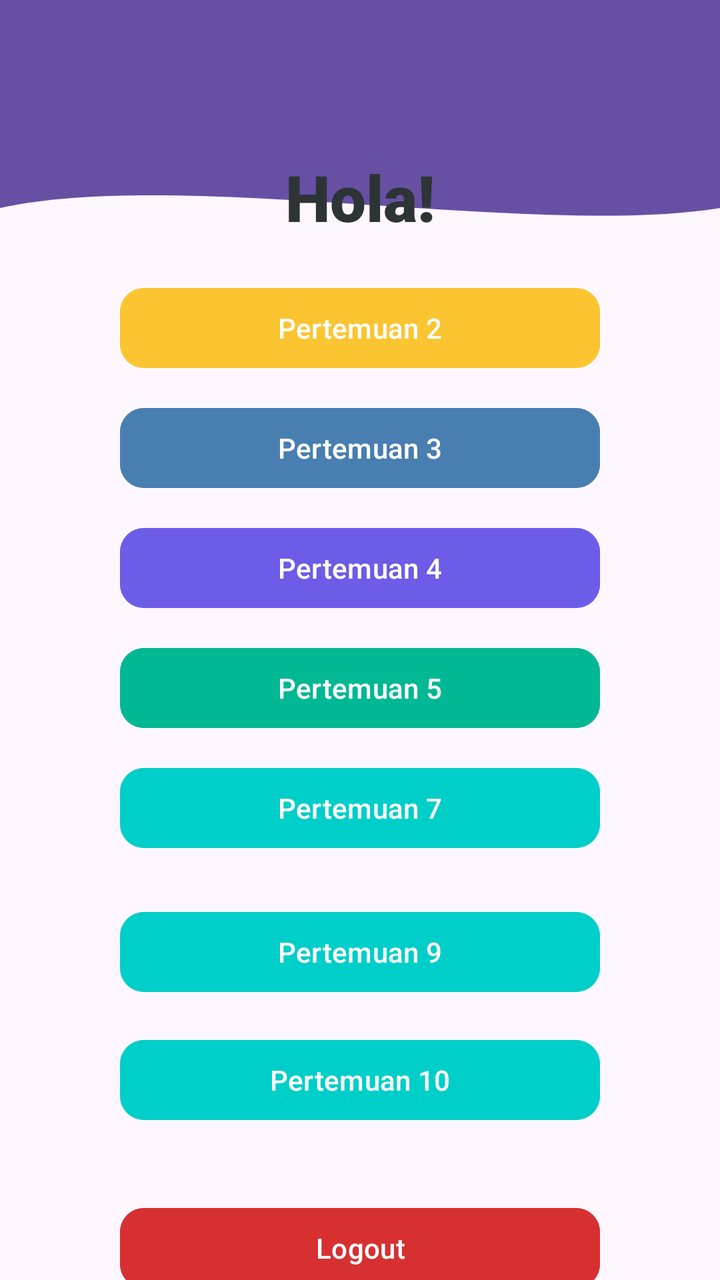
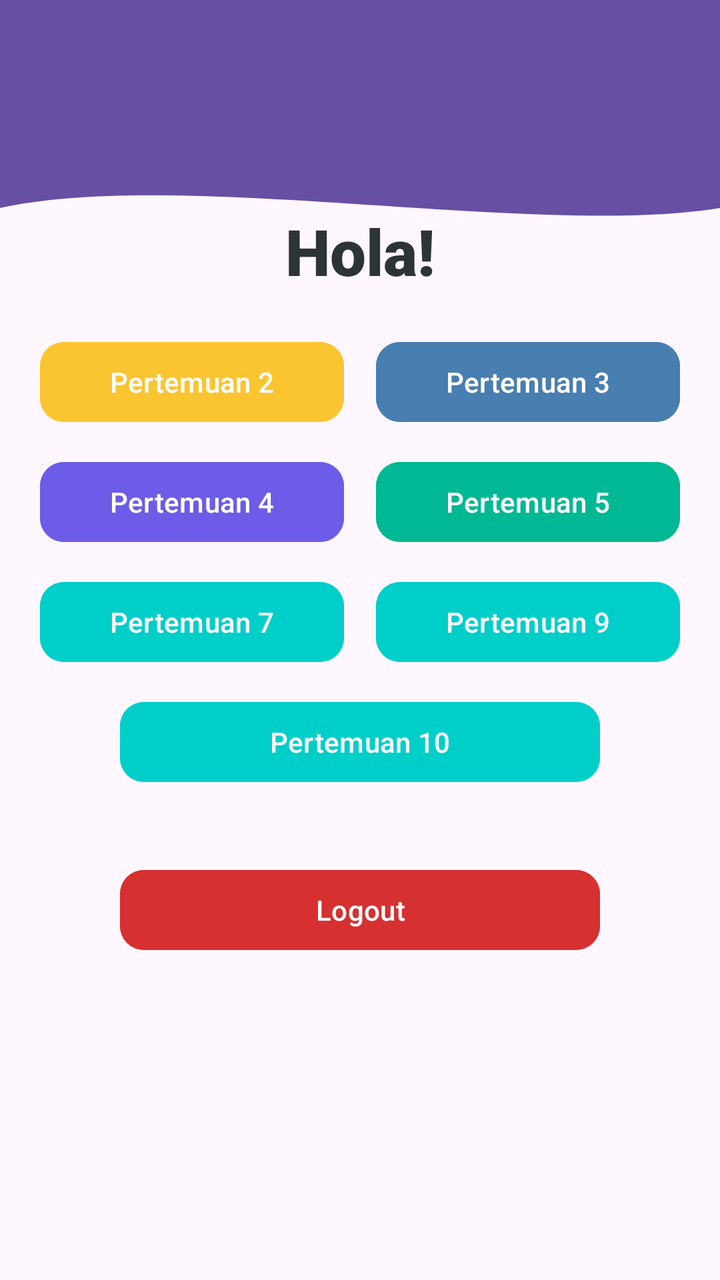

Before-and-after screenshots of an Android layout around one commit, followed by the original layout XML and the change that was made.
<!-- AndroidManifest.xml: application theme Theme.AnaCoffe -->
<!-- res/layout/fragment_home.xml -->
<?xml version="1.0" encoding="utf-8"?>
<androidx.constraintlayout.widget.ConstraintLayout xmlns:tools="http://schemas.android.com/tools"
    xmlns:android="http://schemas.android.com/apk/res/android"
    android:layout_width="match_parent"
    android:layout_height="match_parent"
    xmlns:app="http://schemas.android.com/apk/res-auto"
    tools:context=".Home.HomeFragment">

    <View
        android:id="@+id/background_header"
        android:layout_width="0dp"
        android:layout_height="100dp"
        android:background="@drawable/bg_header_wave"
        app:layout_constraintStart_toStartOf="parent"
        app:layout_constraintEnd_toEndOf="parent"
        app:layout_constraintTop_toBottomOf="@id/toolbar"/>

    <androidx.appcompat.widget.Toolbar
        android:id="@+id/toolbar"
        android:layout_width="match_parent"
        android:layout_height="?attr/actionBarSize"
        android:background="?attr/colorPrimary"
        app:layout_constraintEnd_toEndOf="parent"
        app:layout_constraintStart_toStartOf="parent"
        app:layout_constraintTop_toTopOf="parent"
        app:subtitleTextColor="@android:color/white"
        app:titleTextColor="@android:color/white" />

    


    <TextView
        android:id="@+id/textView"
        android:layout_width="wrap_content"
        android:layout_height="wrap_content"
        android:fontFamily="sans-serif-black"
        android:text="Hola!"
        android:textColor="#2D3436"
        android:textSize="32sp"
        android:textStyle="bold"
        app:layout_constraintBottom_toBottomOf="parent"
        app:layout_constraintEnd_toEndOf="parent"
        app:layout_constraintStart_toStartOf="parent"
        app:layout_constraintTop_toTopOf="parent"
        app:layout_constraintVertical_bias="0.129" />

    <Button
        android:id="@+id/btnToSecond"
        android:layout_width="0dp"
        android:layout_height="wrap_content"
        android:layout_marginHorizontal="60dp"
        android:layout_marginTop="20dp"
        android:backgroundTint="#FBC531"
        android:text="Pertemuan 2"
        android:textAllCaps="false"
        android:textColor="@android:color/white"
        app:cornerRadius="12dp"
        app:layout_constraintEnd_toEndOf="parent"
        app:layout_constraintStart_toStartOf="parent"
        app:layout_constraintTop_toBottomOf="@+id/textView" />

    <Button
        android:id="@+id/btnToThird"
        android:layout_width="0dp"
        android:layout_height="wrap_content"
        android:layout_marginHorizontal="60dp"
        android:layout_marginTop="12dp"
        android:backgroundTint="#487EB0"
        android:text="Pertemuan 3"
        android:textAllCaps="false"
        android:textColor="@android:color/white"
        app:cornerRadius="12dp"
        app:layout_constraintEnd_toEndOf="parent"
        app:layout_constraintStart_toStartOf="parent"
        app:layout_constraintTop_toBottomOf="@+id/btnToSecond" />

    <Button
        android:id="@+id/btnToFourth"
        android:layout_width="0dp"
        android:layout_height="wrap_content"
        android:layout_marginHorizontal="60dp"
        android:layout_marginTop="12dp"
        android:backgroundTint="#6C5CE7"
        android:text="Pertemuan 4"
        android:textAllCaps="false"
        android:textColor="@android:color/white"
        app:cornerRadius="12dp"
        app:layout_constraintEnd_toEndOf="parent"
        app:layout_constraintStart_toStartOf="parent"
        app:layout_constraintTop_toBottomOf="@+id/btnToThird" />

    <Button
        android:id="@+id/btnToFifth"
        android:layout_width="0dp"
        android:layout_height="wrap_content"
        android:layout_marginHorizontal="60dp"
        android:layout_marginTop="12dp"
        android:backgroundTint="#00B894"
        android:text="Pertemuan 5"
        android:textAllCaps="false"
        android:textColor="@android:color/white"
        app:cornerRadius="12dp"
        app:layout_constraintEnd_toEndOf="parent"
        app:layout_constraintStart_toStartOf="parent"
        app:layout_constraintTop_toBottomOf="@+id/btnToFourth" />

    <Button
        android:id="@+id/btnToSeven"
        android:layout_width="0dp"
        android:layout_height="wrap_content"
        android:layout_marginHorizontal="60dp"
        android:layout_marginTop="12dp"
        android:backgroundTint="#00CEC9"
        android:text="Pertemuan 7"
        android:textAllCaps="false"
        android:textColor="@android:color/white"
        app:cornerRadius="12dp"
        app:layout_constraintEnd_toEndOf="parent"
        app:layout_constraintStart_toStartOf="parent"
        app:layout_constraintTop_toBottomOf="@+id/btnToFifth" />


    <Button
        android:id="@+id/btnToNinth"
        android:layout_width="0dp"
        android:layout_height="wrap_content"
        android:layout_marginHorizontal="60dp"
        android:layout_marginTop="84dp"
        android:backgroundTint="#00CEC9"
        android:text="Pertemuan 9"
        android:textAllCaps="false"
        android:textColor="@android:color/white"
        app:cornerRadius="12dp"
        app:layout_constraintEnd_toEndOf="parent"
        app:layout_constraintHorizontal_bias="0.408"
        app:layout_constraintStart_toStartOf="parent"
        app:layout_constraintTop_toBottomOf="@+id/btnToFifth" />

    <Button
        android:id="@+id/btnToTenth"
        android:layout_width="0dp"
        android:layout_height="wrap_content"
        android:layout_marginHorizontal="60dp"
        android:layout_marginTop="16dp"
        android:backgroundTint="#00CEC9"
        android:text="Pertemuan 10"
        android:textAllCaps="false"
        android:textColor="@android:color/white"
        app:cornerRadius="12dp"
        app:layout_constraintEnd_toEndOf="parent"
        app:layout_constraintStart_toStartOf="parent"
        app:layout_constraintTop_toBottomOf="@+id/btnToNinth" />

    <Button
        android:id="@+id/btnLogout"
        android:layout_width="0dp"
        android:layout_height="wrap_content"
        android:layout_marginHorizontal="60dp"
        android:layout_marginTop="36dp"
        android:backgroundTint="#D63031"
        android:text="Logout"
        android:textAllCaps="false"
        android:textColor="@android:color/white"
        app:cornerRadius="12dp"
        app:layout_constraintEnd_toEndOf="parent"
        app:layout_constraintStart_toStartOf="parent"
        app:layout_constraintTop_toBottomOf="@+id/btnToTenth" />

</androidx.constraintlayout.widget.ConstraintLayout>
<!-- resources referenced by this layout -->
<resources>
  <!-- drawable bg_header_wave (drawable) -->
  <vector xmlns:android="http://schemas.android.com/apk/res/android"
          android:width="100dp"
          android:height="100dp"
          android:viewportWidth="100"
          android:viewportHeight="100">
  
          
          <path
              android:fillColor="?attr/colorPrimary"
              android:pathData="
              M0,0
              L100,0
              L100,40
              C 75,55
                25,20
                0,40
              Z" />
      </vector>
  <style name="Theme.AnaCoffe" parent="Base.Theme.AnaCoffe" />
  <style name="Base.Theme.AnaCoffe" parent="Theme.Material3.DayNight.NoActionBar">
          
          
      </style>
</resources>

<!-- the commit's change to res/layout/fragment_home.xml (unified diff, before → after) -->
@@ -1,19 +1,10 @@
 <?xml version="1.0" encoding="utf-8"?>
-<androidx.constraintlayout.widget.ConstraintLayout xmlns:tools="http://schemas.android.com/tools"
-    xmlns:android="http://schemas.android.com/apk/res/android"
+<androidx.constraintlayout.widget.ConstraintLayout xmlns:android="http://schemas.android.com/apk/res/android"
+    xmlns:app="http://schemas.android.com/apk/res-auto"
+    xmlns:tools="http://schemas.android.com/tools"
     android:layout_width="match_parent"
     android:layout_height="match_parent"
-    xmlns:app="http://schemas.android.com/apk/res-auto"
     tools:context=".Home.HomeFragment">
-
-    <View
-        android:id="@+id/background_header"
-        android:layout_width="0dp"
-        android:layout_height="100dp"
-        android:background="@drawable/bg_header_wave"
-        app:layout_constraintStart_toStartOf="parent"
-        app:layout_constraintEnd_toEndOf="parent"
-        app:layout_constraintTop_toBottomOf="@id/toolbar"/>
 
     <androidx.appcompat.widget.Toolbar
         android:id="@+id/toolbar"
@@ -26,144 +17,182 @@
         app:subtitleTextColor="@android:color/white"
         app:titleTextColor="@android:color/white" />
 
-    
-
-
-    <TextView
-        android:id="@+id/textView"
-        android:layout_width="wrap_content"
-        android:layout_height="wrap_content"
-        android:fontFamily="sans-serif-black"
-        android:text="Hola!"
-        android:textColor="#2D3436"
-        android:textSize="32sp"
-        android:textStyle="bold"
+    <androidx.core.widget.NestedScrollView
+        android:layout_width="match_parent"
+        android:layout_height="0dp"
+        android:fillViewport="true"
         app:layout_constraintBottom_toBottomOf="parent"
         app:layout_constraintEnd_toEndOf="parent"
         app:layout_constraintStart_toStartOf="parent"
-        app:layout_constraintTop_toTopOf="parent"
-        app:layout_constraintVertical_bias="0.129" />
+        app:layout_constraintTop_toBottomOf="@id/toolbar">
 
-    <Button
-        android:id="@+id/btnToSecond"
-        android:layout_width="0dp"
-        android:layout_height="wrap_content"
-        android:layout_marginHorizontal="60dp"
-        android:layout_marginTop="20dp"
-        android:backgroundTint="#FBC531"
-        android:text="Pertemuan 2"
-        android:textAllCaps="false"
-        android:textColor="@android:color/white"
-        app:cornerRadius="12dp"
-        app:layout_constraintEnd_toEndOf="parent"
-        app:layout_constraintStart_toStartOf="parent"
-        app:layout_constraintTop_toBottomOf="@+id/textView" />
+        <androidx.constraintlayout.widget.ConstraintLayout
+            android:layout_width="match_parent"
+            android:layout_height="wrap_content">
 
-    <Button
-        android:id="@+id/btnToThird"
-        android:layout_width="0dp"
-        android:layout_height="wrap_content"
-        android:layout_marginHorizontal="60dp"
-        android:layout_marginTop="12dp"
-        android:backgroundTint="#487EB0"
-        android:text="Pertemuan 3"
-        android:textAllCaps="false"
-        android:textColor="@android:color/white"
-        app:cornerRadius="12dp"
-        app:layout_constraintEnd_toEndOf="parent"
-        app:layout_constraintStart_toStartOf="parent"
-        app:layout_constraintTop_toBottomOf="@+id/btnToSecond" />
+            <View
+                android:id="@+id/background_header"
+                android:layout_width="0dp"
+                android:layout_height="100dp"
+                android:background="@drawable/bg_header_wave"
+                app:layout_constraintEnd_toEndOf="parent"
+                app:layout_constraintStart_toStartOf="parent"
+                app:layout_constraintTop_toTopOf="parent" />
 
-    <Button
-        android:id="@+id/btnToFourth"
-        android:layout_width="0dp"
-        android:layout_height="wrap_content"
-        android:layout_marginHorizontal="60dp"
-        android:layout_marginTop="12dp"
-        android:backgroundTint="#6C5CE7"
-        android:text="Pertemuan 4"
-        android:textAllCaps="false"
-        android:textColor="@android:color/white"
-        app:cornerRadius="12dp"
-        app:layout_constraintEnd_toEndOf="parent"
-        app:layout_constraintStart_toStartOf="parent"
-        app:layout_constraintTop_toBottomOf="@+id/btnToThird" />
+            <TextView
+                android:id="@+id/textView"
+                android:layout_width="wrap_content"
+                android:layout_height="wrap_content"
+                android:layout_marginTop="40dp"
+                android:fontFamily="sans-serif-black"
+                android:text="Hola!"
+                android:textColor="#2D3436"
+                android:textSize="32sp"
+                android:textStyle="bold"
+                app:layout_constraintEnd_toEndOf="parent"
+                app:layout_constraintStart_toStartOf="parent"
+                app:layout_constraintTop_toTopOf="parent" />
 
-    <Button
-        android:id="@+id/btnToFifth"
-        android:layout_width="0dp"
-        android:layout_height="wrap_content"
-        android:layout_marginHorizontal="60dp"
-        android:layout_marginTop="12dp"
-        android:backgroundTint="#00B894"
-        android:text="Pertemuan 5"
-        android:textAllCaps="false"
-        android:textColor="@android:color/white"
-        app:cornerRadius="12dp"
-        app:layout_constraintEnd_toEndOf="parent"
-        app:layout_constraintStart_toStartOf="parent"
-        app:layout_constraintTop_toBottomOf="@+id/btnToFourth" />
+            <Button
+                android:id="@+id/btnToSecond"
+                android:layout_width="0dp"
+                android:layout_height="wrap_content"
+                android:layout_marginStart="20dp"
+                android:layout_marginTop="20dp"
+                android:layout_marginEnd="8dp"
+                android:backgroundTint="#FBC531"
+                android:text="Pertemuan 2"
+                android:textAllCaps="false"
+                android:textColor="@android:color/white"
+                app:cornerRadius="12dp"
+                app:layout_constraintEnd_toStartOf="@+id/btnToThird"
+                app:layout_constraintHorizontal_chainStyle="spread"
+                app:layout_constraintStart_toStartOf="parent"
+                app:layout_constraintTop_toBottomOf="@+id/textView" />
 
-    <Button
-        android:id="@+id/btnToSeven"
-        android:layout_width="0dp"
-        android:layout_height="wrap_content"
-        android:layout_marginHorizontal="60dp"
-        android:layout_marginTop="12dp"
-        android:backgroundTint="#00CEC9"
-        android:text="Pertemuan 7"
-        android:textAllCaps="false"
-        android:textColor="@android:color/white"
-        app:cornerRadius="12dp"
-        app:layout_constraintEnd_toEndOf="parent"
-        app:layout_constraintStart_toStartOf="parent"
-        app:layout_constraintTop_toBottomOf="@+id/btnToFifth" />
+            <Button
+                android:id="@+id/btnToThird"
+                android:layout_width="0dp"
+                android:layout_height="wrap_content"
+                android:layout_marginStart="8dp"
+                android:layout_marginTop="20dp"
+                android:layout_marginEnd="20dp"
+                android:backgroundTint="#487EB0"
+                android:text="Pertemuan 3"
+                android:textAllCaps="false"
+                android:textColor="@android:color/white"
+                app:cornerRadius="12dp"
+                app:layout_constraintEnd_toEndOf="parent"
+                app:layout_constraintStart_toEndOf="@+id/btnToSecond"
+                app:layout_constraintTop_toBottomOf="@+id/textView" />
 
+            <Button
+                android:id="@+id/btnToFourth"
+                android:layout_width="0dp"
+                android:layout_height="wrap_content"
+                android:layout_marginStart="20dp"
+                android:layout_marginTop="12dp"
+                android:layout_marginEnd="8dp"
+                android:backgroundTint="#6C5CE7"
+                android:text="Pertemuan 4"
+                android:textAllCaps="false"
+                android:textColor="@android:color/white"
+                app:cornerRadius="12dp"
+                app:layout_constraintEnd_toStartOf="@+id/btnToFifth"
+                app:layout_constraintStart_toStartOf="parent"
+                app:layout_constraintTop_toBottomOf="@+id/btnToSecond" />
 
-    <Button
-        android:id="@+id/btnToNinth"
-        android:layout_width="0dp"
-        android:layout_height="wrap_content"
-        android:layout_marginHorizontal="60dp"
-        android:layout_marginTop="84dp"
-        android:backgroundTint="#00CEC9"
-        android:text="Pertemuan 9"
-        android:textAllCaps="false"
-        android:textColor="@android:color/white"
-        app:cornerRadius="12dp"
-        app:layout_constraintEnd_toEndOf="parent"
-        app:layout_constraintHorizontal_bias="0.408"
-        app:layout_constraintStart_toStartOf="parent"
-        app:layout_constraintTop_toBottomOf="@+id/btnToFifth" />
+            <Button
+                android:id="@+id/btnToFifth"
+                android:layout_width="0dp"
+                android:layout_height="wrap_content"
+                android:layout_marginStart="8dp"
+                android:layout_marginTop="12dp"
+                android:layout_marginEnd="20dp"
+                android:backgroundTint="#00B894"
+                android:text="Pertemuan 5"
+                android:textAllCaps="false"
+                android:textColor="@android:color/white"
+                app:cornerRadius="12dp"
+                app:layout_constraintEnd_toEndOf="parent"
+                app:layout_constraintStart_toEndOf="@+id/btnToFourth"
+                app:layout_constraintTop_toBottomOf="@+id/btnToSecond" />
 
-    <Button
-        android:id="@+id/btnToTenth"
-        android:layout_width="0dp"
-        android:layout_height="wrap_content"
-        android:layout_marginHorizontal="60dp"
-        android:layout_marginTop="16dp"
-        android:backgroundTint="#00CEC9"
-        android:text="Pertemuan 10"
-        android:textAllCaps="false"
-        android:textColor="@android:color/white"
-        app:cornerRadius="12dp"
-        app:layout_constraintEnd_toEndOf="parent"
-        app:layout_constraintStart_toStartOf="parent"
-        app:layout_constraintTop_toBottomOf="@+id/btnToNinth" />
+            <Button
+                android:id="@+id/btnToSeven"
+                android:layout_width="0dp"
+                android:layout_height="wrap_content"
+                android:layout_marginStart="20dp"
+                android:layout_marginTop="12dp"
+                android:layout_marginEnd="8dp"
+                android:backgroundTint="#00CEC9"
+                android:text="Pertemuan 7"
+                android:textAllCaps="false"
+                android:textColor="@android:color/white"
+                app:cornerRadius="12dp"
+                app:layout_constraintEnd_toStartOf="@+id/btnToNinth"
+                app:layout_constraintStart_toStartOf="parent"
+                app:layout_constraintTop_toBottomOf="@+id/btnToFourth" />
 
-    <Button
-        android:id="@+id/btnLogout"
-        android:layout_width="0dp"
-        android:layout_height="wrap_content"
-        android:layout_marginHorizontal="60dp"
-        android:layout_marginTop="36dp"
-        android:backgroundTint="#D63031"
-        android:text="Logout"
-        android:textAllCaps="false"
-        android:textColor="@android:color/white"
-        app:cornerRadius="12dp"
-        app:layout_constraintEnd_toEndOf="parent"
-        app:layout_constraintStart_toStartOf="parent"
-        app:layout_constraintTop_toBottomOf="@+id/btnToTenth" />
+            <Button
+                android:id="@+id/btnToNinth"
+                android:layout_width="0dp"
+                android:layout_height="wrap_content"
+                android:layout_marginStart="8dp"
+                android:layout_marginTop="12dp"
+                android:layout_marginEnd="20dp"
+                android:backgroundTint="#00CEC9"
+                android:text="Pertemuan 9"
+                android:textAllCaps="false"
+                android:textColor="@android:color/white"
+                app:cornerRadius="12dp"
+                app:layout_constraintEnd_toEndOf="parent"
+                app:layout_constraintStart_toEndOf="@+id/btnToSeven"
+                app:layout_constraintTop_toBottomOf="@+id/btnToFourth" />
+
+            <Button
+                android:id="@+id/btnToTenth"
+                android:layout_width="0dp"
+                android:layout_height="wrap_content"
+                android:layout_marginHorizontal="60dp"
+                android:layout_marginTop="12dp"
+                android:backgroundTint="#00CEC9"
+                android:text="Pertemuan 10"
+                android:textAllCaps="false"
+                android:textColor="@android:color/white"
+                app:cornerRadius="12dp"
+                app:layout_constraintEnd_toEndOf="parent"
+                app:layout_constraintStart_toStartOf="parent"
+                app:layout_constraintTop_toBottomOf="@+id/btnToSeven" />
+
+            <Button
+                android:id="@+id/btnLogout"
+                android:layout_width="0dp"
+                android:layout_height="wrap_content"
+                android:layout_marginHorizontal="60dp"
+                android:layout_marginTop="36dp"
+                android:backgroundTint="#D63031"
+                android:text="Logout"
+                android:textAllCaps="false"
+                android:textColor="@android:color/white"
+                app:cornerRadius="12dp"
+                app:layout_constraintEnd_toEndOf="parent"
+                app:layout_constraintStart_toStartOf="parent"
+                app:layout_constraintTop_toBottomOf="@+id/btnToTenth" />
+
+            <androidx.recyclerview.widget.RecyclerView
+                android:id="@+id/rvGallery"
+                android:layout_width="match_parent"
+                android:layout_height="wrap_content"
+                android:nestedScrollingEnabled="false"
+                android:padding="8dp"
+                app:layout_constraintBottom_toBottomOf="parent"
+                app:layout_constraintEnd_toEndOf="parent"
+                app:layout_constraintStart_toStartOf="parent"
+                app:layout_constraintTop_toBottomOf="@+id/btnLogout" />
+
+        </androidx.constraintlayout.widget.ConstraintLayout>
+
+    </androidx.core.widget.NestedScrollView>
 
 </androidx.constraintlayout.widget.ConstraintLayout>
